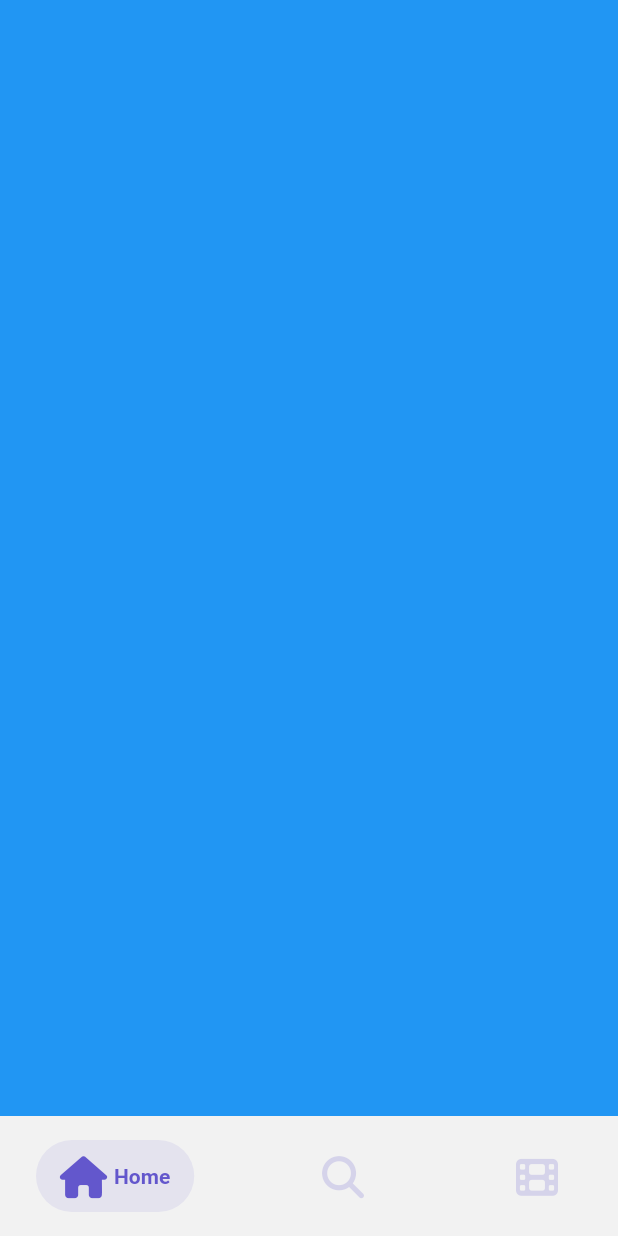
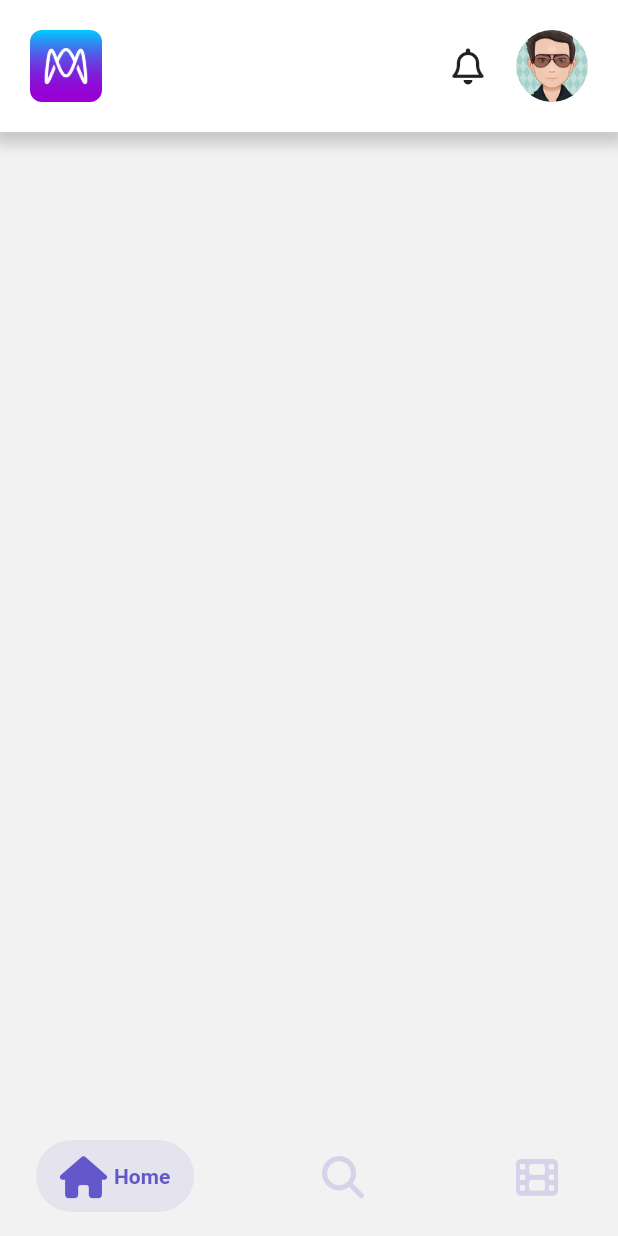
Before and after one commit to tuconghieu1998/movie_app, a Flutter app: the screen it shows after launch, on a phone screen of 412 x 824 dp. Run offline on Flutter 3.47's test engine with Material 2 defaults, Android fonts, the phone set to English and light mode, and no system bars; drawn by our look-alikes of salomon_bottom_bar; our stand-ins replace font_awesome_flutter.

Commit message:
top bar container

```diff
--- /dev/null
+++ b/lib/core/helpers/asset_helper.dart
@@ -0,0 +1,8 @@
+class AssetHelper {
+  static const String avatar = "assets/images/avatar.png";
+  static const String logo = "assets/images/logo.png";
+  static const String bannerFilm1 = "assets/images/banner_film_1.jpg";
+  static const String largeBannerFilm1 = "assets/images/large_banner_film_1.jpg";
+  static const String bannerFilm2 = "assets/images/banner_film_2.jpg";
+  static const String largeBannerFilm2 = "assets/images/large_banner_film_2.jpg";
+}
--- /dev/null
+++ b/lib/core/helpers/image_helper.dart
@@ -0,0 +1,25 @@
+import 'package:flutter/cupertino.dart';
+
+class ImageHelper {
+ static Widget loadFromAsset(
+  String imageFilePath, {
+    double? width,
+    double? height,
+    BorderRadius? radius,
+    BoxFit? fit,
+    Color? tintColor,
+    Alignment? alignment
+  }) {
+    return ClipRRect(
+      borderRadius: radius ?? BorderRadius.zero,
+      child: Image.asset(
+        imageFilePath,
+        width: width,
+        height: height,
+        fit: fit ?? BoxFit.contain,
+        color: tintColor,
+        alignment: alignment ?? Alignment.center,
+      )
+    );
+ }
+}
--- /dev/null
+++ b/lib/representation/common/avatar_widget.dart
@@ -0,0 +1,16 @@
+import 'package:flutter/cupertino.dart';
+import 'package:flutter/src/widgets/container.dart';
+import 'package:flutter/src/widgets/framework.dart';
+import 'package:movie_app/core/helpers/asset_helper.dart';
+import 'package:movie_app/core/helpers/image_helper.dart';
+
+class AvatarWidget extends StatelessWidget {
+  const AvatarWidget({super.key});
+
+  @override
+  Widget build(BuildContext context) {
+    return GestureDetector(
+      child: ImageHelper.loadFromAsset(AssetHelper.avatar, width: 48, height: 48, radius: BorderRadius.circular(48)),
+    );
+  }
+}
--- /dev/null
+++ b/lib/representation/common/top_bar_widget.dart
@@ -0,0 +1,46 @@
+import 'package:flutter/cupertino.dart';
+import 'package:flutter/material.dart';
+import 'package:flutter/src/widgets/container.dart';
+import 'package:flutter/src/widgets/framework.dart';
+import 'package:movie_app/core/helpers/asset_helper.dart';
+import 'package:movie_app/core/helpers/image_helper.dart';
+import 'package:font_awesome_flutter/font_awesome_flutter.dart';
+import 'package:movie_app/representation/common/avatar_widget.dart';
+
+class TopBarWidget extends StatefulWidget {
+  const TopBarWidget({super.key});
+
+  @override
+  State<TopBarWidget> createState() => _TopBarWidgetState();
+}
+
+class _TopBarWidgetState extends State<TopBarWidget> {
+  @override
+  Widget build(BuildContext context) {
+    return Container(
+      decoration: BoxDecoration(
+        color: Colors.white,
+       boxShadow: [
+          BoxShadow(
+        color: Colors.grey.withOpacity(0.5),
+        spreadRadius: 5,
+        blurRadius: 7,
+        offset: Offset(0, 3), // changes position of shadow
+      ),
+    ],
+      ),
+      padding: EdgeInsets.symmetric(horizontal: 20, vertical: 20),
+      child: Row(
+        children: [
+          ImageHelper.loadFromAsset(AssetHelper.logo, width: 48, height: 48, radius: BorderRadius.circular(8)),
+          Spacer(),
+          GestureDetector(
+            child: Icon(FontAwesomeIcons.bell)
+          ),
+          SizedBox(width: 20,),
+          AvatarWidget(),
+        ],
+      ),
+    );
+  }
+}
--- /dev/null
+++ b/lib/representation/home/home_screen.dart
@@ -0,0 +1,25 @@
+import 'package:flutter/cupertino.dart';
+import 'package:flutter/material.dart';
+import 'package:flutter/src/widgets/container.dart';
+import 'package:flutter/src/widgets/framework.dart';
+import 'package:movie_app/representation/common/top_bar_widget.dart';
+
+class HomeScreen extends StatefulWidget {
+  const HomeScreen({super.key});
+
+  @override
+  State<HomeScreen> createState() => _HomeScreenState();
+}
+
+class _HomeScreenState extends State<HomeScreen> {
+  @override
+  Widget build(BuildContext context) {
+    return SafeArea(
+      child: Column(
+        children: [
+          TopBarWidget()
+        ]
+      ),
+    );
+  }
+}
--- a/lib/representation/main_app.dart
+++ b/lib/representation/main_app.dart
@@ -1,6 +1,7 @@
 import 'package:flutter/material.dart';
 import 'package:flutter/src/widgets/container.dart';
 import 'package:flutter/src/widgets/framework.dart';
+import 'package:movie_app/representation/home/home_screen.dart';
 import 'package:salomon_bottom_bar/salomon_bottom_bar.dart';
 import 'package:font_awesome_flutter/font_awesome_flutter.dart';
 
@@ -24,7 +25,7 @@ class _MainAppState extends State<MainApp> {
       body: IndexedStack(
         index: _currentIndex,
         children: [
-          Container(color: Colors.blue),
+          HomeScreen(),
           Container(color: Colors.brown),
           Container(color: Colors.cyan),
         ],
--- a/pubspec.yaml
+++ b/pubspec.yaml
@@ -62,9 +62,9 @@ flutter:
   uses-material-design: true
 
   # To add assets to your application, add an assets section, like this:
-  # assets:
-  #   - images/a_dot_burr.jpeg
-  #   - images/a_dot_ham.jpeg
+  assets:
+    - assets/images/
+    - assets/icons/
 
   # An image asset can refer to one or more resolution-specific "variants", see
   # https://flutter.dev/assets-and-images/#resolution-aware
```
Also changed, not shown: assets/images/avatar.png (added), assets/images/banner_film_1.jpg (added), assets/images/banner_film_2.jpg (added), assets/images/large_banner_film_1.jpg (added), assets/images/large_banner_film_2.jpg (added), assets/images/logo.png (added).
